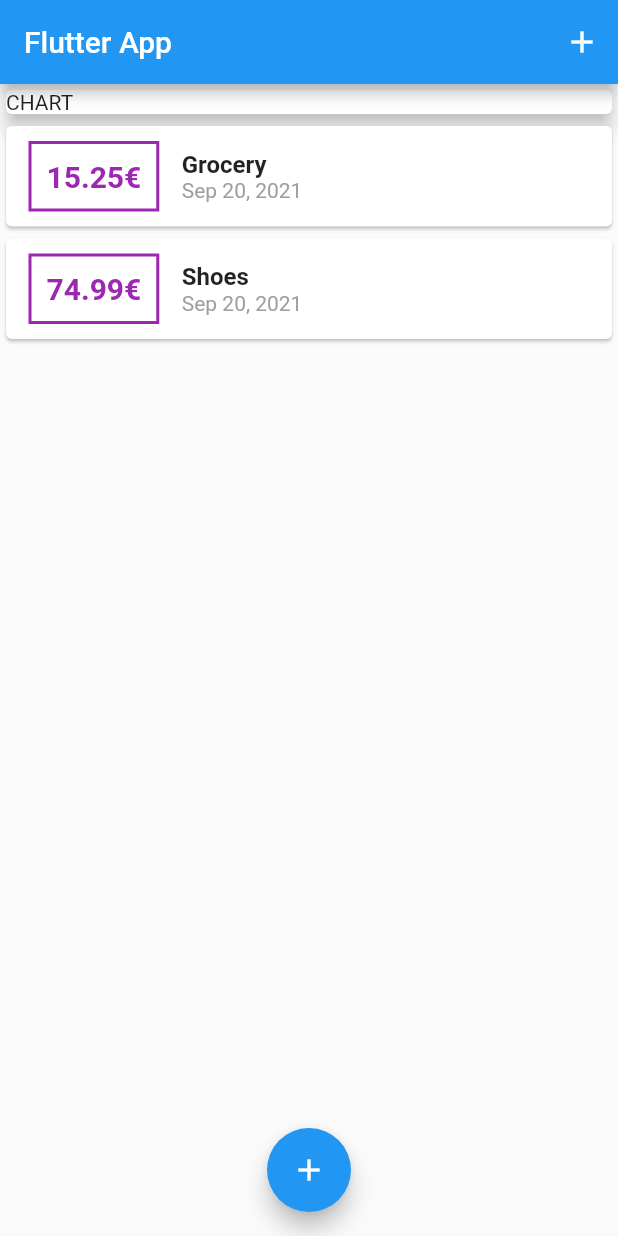
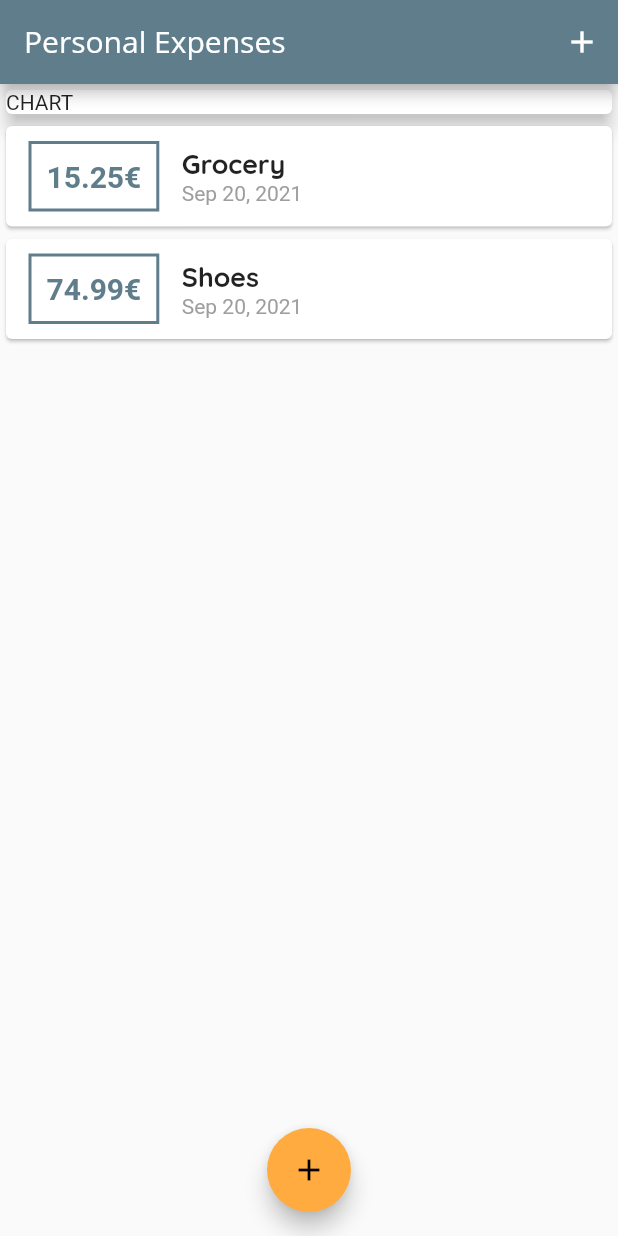
Before and after one commit to SicraStudio/flutter_pers_expenses_app, a Flutter app: the screen it shows after launch, on a phone screen of 412 x 824 dp. Run offline on Flutter 3.47's test engine with Material 2 defaults, Android fonts, the phone set to English and light mode, and no system bars.

Commit message:
[ADD] adds theme and custom fonts

```diff
--- a/lib/main.dart
+++ b/lib/main.dart
@@ -10,7 +10,25 @@ class MyApp extends StatelessWidget {
   @override
   Widget build(BuildContext context) {
     return MaterialApp(
-      title: 'Flutter App',
+      title: 'Personal Expenses',
+      theme: ThemeData(
+        primarySwatch: Colors.blueGrey,
+        accentColor: Colors.orangeAccent,
+        fontFamily: 'Quicksand',
+        textTheme: ThemeData.light().textTheme.copyWith(
+              headline6: TextStyle(
+                fontFamily: 'Quicksand',
+                fontWeight: FontWeight.bold,
+                fontSize: 18,
+              ),
+            ),
+        appBarTheme: AppBarTheme(
+          titleTextStyle: TextStyle(
+            fontFamily: 'OpenSans',
+            fontSize: 20,
+          ),
+        ),
+      ),
       home: MyHomePage(),
     );
   }
@@ -62,7 +80,7 @@ class _MyHomePageState extends State<MyHomePage> {
   Widget build(BuildContext context) {
     return Scaffold(
       appBar: AppBar(
-        title: Text('Flutter App'),
+        title: Text('Personal Expenses'),
         actions: [
           IconButton(
             onPressed: () => _startAddNewTransaction(context),
--- a/lib/widgets/transaction_list.dart
+++ b/lib/widgets/transaction_list.dart
@@ -24,7 +24,7 @@ class TransactionList extends StatelessWidget {
                   ),
                   decoration: BoxDecoration(
                     border: Border.all(
-                      color: Colors.purple,
+                      color: Theme.of(context).primaryColor,
                       width: 2,
                     ),
                   ),
@@ -34,7 +34,7 @@ class TransactionList extends StatelessWidget {
                     style: TextStyle(
                       fontWeight: FontWeight.bold,
                       fontSize: 20,
-                      color: Colors.purple,
+                      color: Theme.of(context).primaryColor,
                     ),
                   ),
                 ),
@@ -43,10 +43,7 @@ class TransactionList extends StatelessWidget {
                   children: [
                     Text(
                       transactions[index].title,
-                      style: TextStyle(
-                        fontWeight: FontWeight.bold,
-                        fontSize: 16,
-                      ),
+                      style: Theme.of(context).textTheme.headline6,
                     ),
                     Text(
                       DateFormat.yMMMd().format(transactions[index].date),
```
Also changed, not shown: pubspec.yaml (+11 -12 lines), assets/fonts/OpenSans-Bold.ttf (added), assets/fonts/OpenSans-Regular.ttf (added), assets/fonts/Quicksand-Bold.ttf (added), assets/fonts/Quicksand-Light.ttf (added), assets/fonts/Quicksand-Medium.ttf (added), assets/fonts/Quicksand-Regular.ttf (added), assets/images/waiting.png (added).
